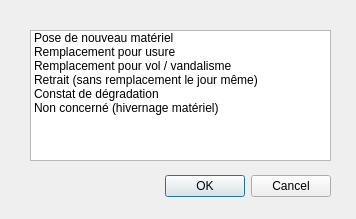
First picture: the form in ui_bdtravaux_matosassur.ui, repository VincentD/bdtravaux, before the edit.
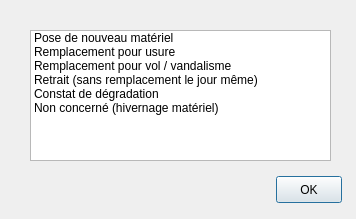
Second picture: the form after the edit.

What changed in the file:
```diff
--- a/ui_bdtravaux_matosassur.ui
+++ b/ui_bdtravaux_matosassur.ui
@@ -13,22 +13,6 @@
   <property name="windowTitle">
    <string>Dialog</string>
   </property>
-  <widget class="QDialogButtonBox" name="btn_matosassur">
-   <property name="geometry">
-    <rect>
-     <x>150</x>
-     <y>170</y>
-     <width>181</width>
-     <height>32</height>
-    </rect>
-   </property>
-   <property name="orientation">
-    <enum>Qt::Horizontal</enum>
-   </property>
-   <property name="standardButtons">
-    <set>QDialogButtonBox::Cancel|QDialogButtonBox::Ok</set>
-   </property>
-  </widget>
   <widget class="QListWidget" name="lst_assur">
    <property name="geometry">
     <rect>
@@ -69,6 +53,19 @@
     </property>
    </item>
   </widget>
+  <widget class="QPushButton" name="btn_matosassur">
+   <property name="geometry">
+    <rect>
+     <x>276</x>
+     <y>176</y>
+     <width>66</width>
+     <height>27</height>
+    </rect>
+   </property>
+   <property name="text">
+    <string>OK</string>
+   </property>
+  </widget>
  </widget>
  <resources/>
  <connections>
```
Left out of the diff: 35 changed lines with no effect on the pictures.
